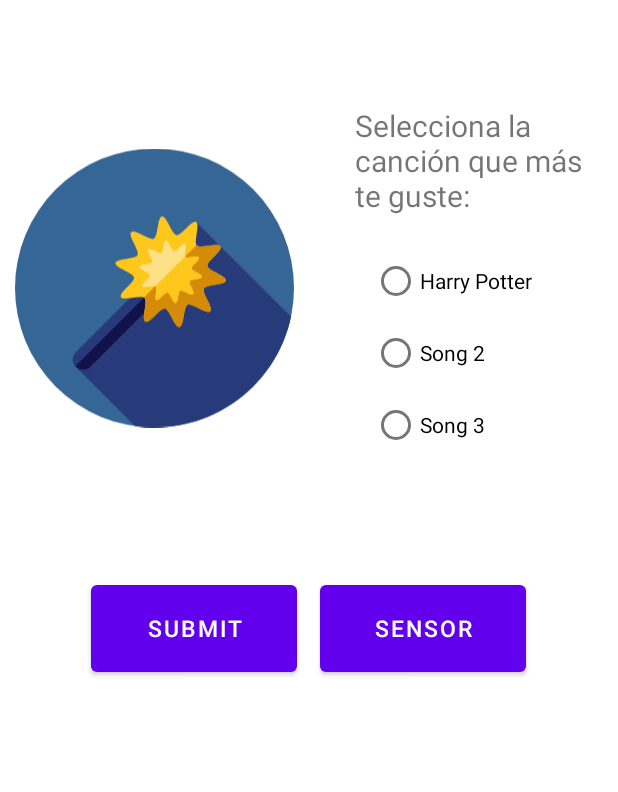
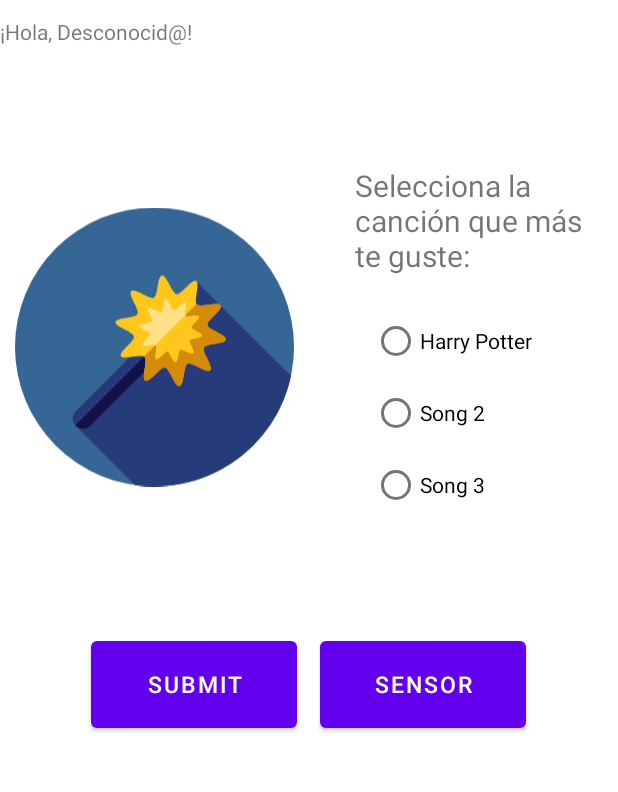
Before and after one commit to noelisasha/magic-alarm, an Android app: the screen it shows after launch (MainActivity_MagicAlarm), after a tap on "SUBMIT", on a phone screen of 412 x 824 dp, the part 168-960 px from its top. Run offline under Robolectric (Android 15) with nearby library versions, the phone set to English and light mode, and no system bars.

Commit message:
Nombre de usuario en 2da activity

```diff
--- a/ANDROID/MagicAlarm/app/src/main/java/com/example/magicalarm/MainActivity_MagicAlarm.java
+++ b/ANDROID/MagicAlarm/app/src/main/java/com/example/magicalarm/MainActivity_MagicAlarm.java
@@ -8,14 +8,17 @@ import android.content.Intent;
 import android.view.View;
 import android.widget.Button;
 import android.view.View.OnClickListener;
+import android.widget.EditText;
 import android.widget.RadioButton;
 import android.widget.RadioGroup;
+import android.widget.TextView;
 
 public class MainActivity_MagicAlarm extends AppCompatActivity {
 
     private Button submitBtn, sensorBtn;
     private RadioGroup songList;
     private RadioButton selectedSong;
+    private TextView bienvenidaUsr;
 
     @Override
     protected void onCreate(Bundle savedInstanceState) {
@@ -30,7 +33,9 @@ public class MainActivity_MagicAlarm extends AppCompatActivity {
         submitBtn = (Button) findViewById(R.id.buttonSubmit);
         sensorBtn = (Button) findViewById(R.id.buttonSensores);
         songList = (RadioGroup) findViewById(R.id.dropdownSongs); // obtener RadioGroup
+        bienvenidaUsr = (TextView) findViewById(R.id.textView7);
 
+        bienvenidaUsr.setText("¡Hola, " + nombreUsr + "!");
 
         sensorBtn.setOnClickListener(new OnClickListener() {
             @Override
--- a/ANDROID/MagicAlarm/app/src/main/res/layout/activity_main.xml
+++ b/ANDROID/MagicAlarm/app/src/main/res/layout/activity_main.xml
@@ -44,7 +44,19 @@
 
     <LinearLayout
         android:layout_width="match_parent"
-        android:layout_height="384dp"
+        android:layout_height="42dp"
+        android:orientation="horizontal">
+
+        <TextView
+            android:id="@+id/textView7"
+            android:layout_width="match_parent"
+            android:layout_height="match_parent"
+            android:gravity="center_vertical" />
+    </LinearLayout>
+
+    <LinearLayout
+        android:layout_width="match_parent"
+        android:layout_height="379dp"
         android:gravity="center"
         android:orientation="horizontal">
 
@@ -106,7 +118,7 @@
 
     <LinearLayout
         android:layout_width="fill_parent"
-        android:layout_height="wrap_content"
+        android:layout_height="174dp"
         android:layout_gravity="bottom|center_horizontal|fill_horizontal"
         android:gravity="bottom|center_horizontal"
         android:orientation="horizontal"
```
